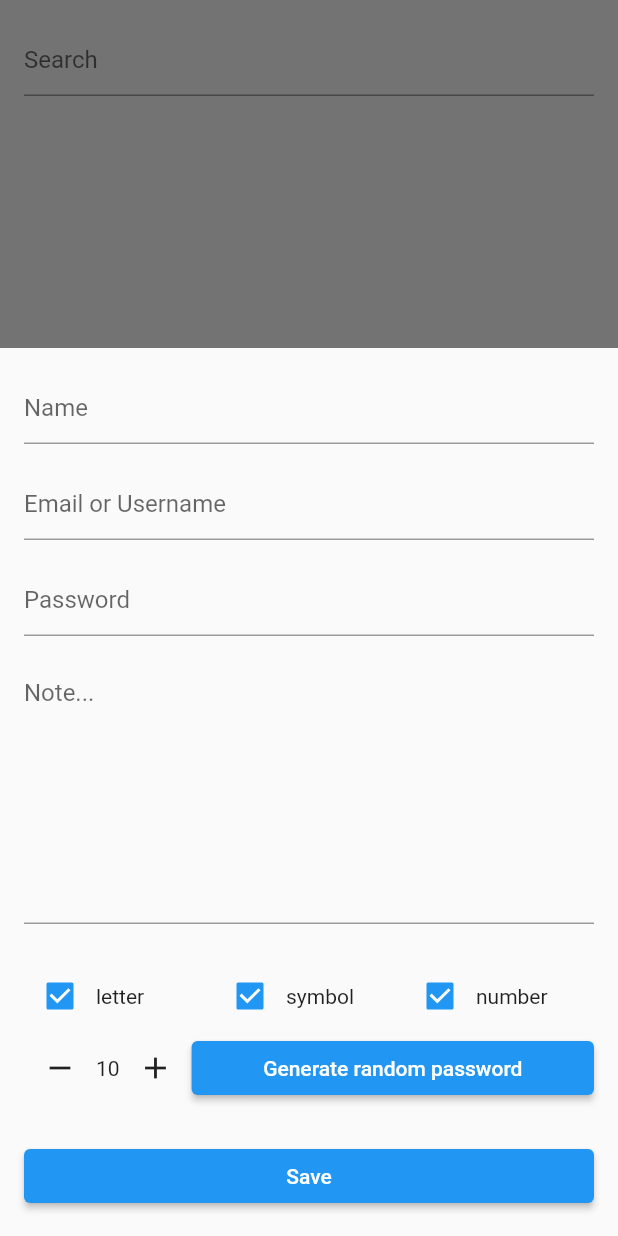
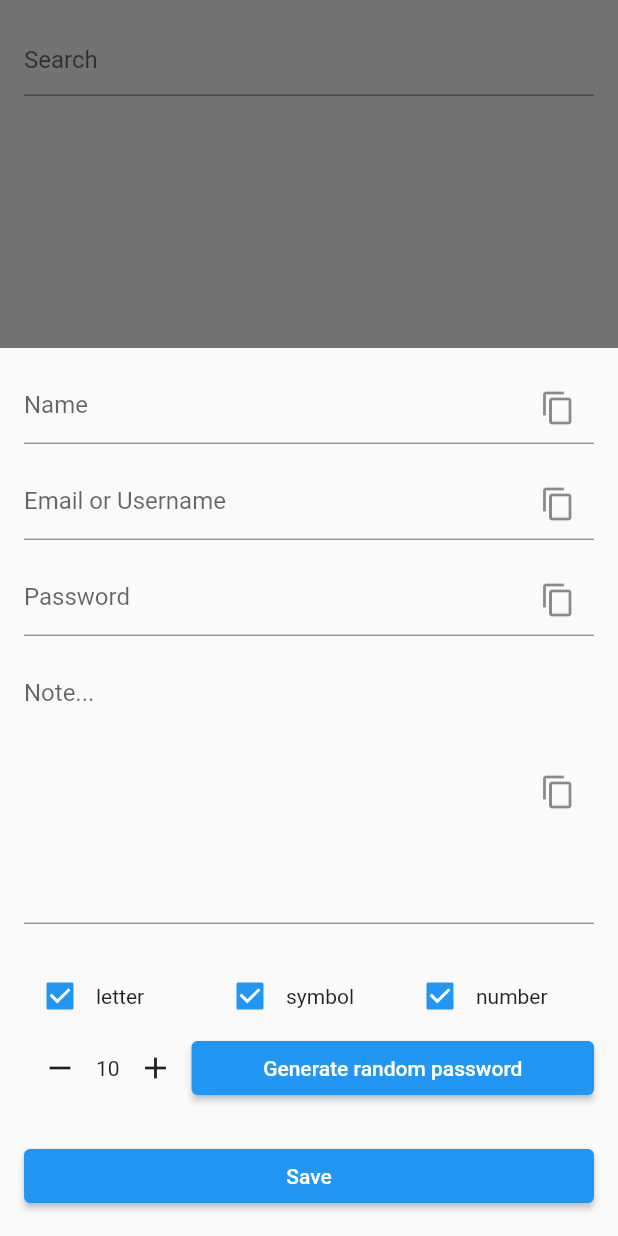
Before and after one commit to Harits19/my_password_app, a Flutter app: the HomePage screen opened directly, after a tap on the "add" icon, on a phone screen of 412 x 824 dp. Run offline on Flutter 3.47's test engine with Material 2 defaults, Android fonts, the light colour scheme and no system bars; our stand-ins replace flutter_riverpod, google_sign_in, local_auth, shared_preferences; missing offline and left inert: encrypt, googleapis; accounts and stored records are empty.

Commit message:
implement edit and copy

```diff
--- a/lib/ui/pages/home/manage_password/manage_password_notifier.dart
+++ b/lib/ui/pages/home/manage_password/manage_password_notifier.dart
@@ -16,7 +16,6 @@ final managePasswordNotifier = StateNotifierProvider.autoDispose<
       note: TextEditingController(),
       password: TextEditingController(),
       selectedPasswordModel: null,
-      editable: false,
     ),
     ref.watch(sharedPrefService),
   );
@@ -76,4 +75,10 @@ class ManagePasswordNotifier extends StateNotifier<ManagePasswordState> {
       state = state.copyWith(result: AsyncData('Success update data'));
     });
   }
+
+  void setEditable(bool? editable) {
+    state = state.copyWith(
+      editable: editable,
+    );
+  }
 }
--- a/lib/ui/pages/home/manage_password/manage_password_page.dart
+++ b/lib/ui/pages/home/manage_password/manage_password_page.dart
@@ -1,3 +1,4 @@
+import 'package:clipboard/clipboard.dart';
 import 'package:flutter/material.dart';
 import 'package:flutter_riverpod/flutter_riverpod.dart';
 import 'package:my_password_app/models/password_model.dart';
@@ -13,24 +14,24 @@ class ManagePasswordPage extends ConsumerStatefulWidget {
   ManagePasswordPage({
     Key? key,
     this.value,
+    this.isReadOnly = false,
   }) : super(key: key) {}
 
   final PasswordModel? value;
+  final bool isReadOnly;
 
   @override
   ConsumerState<ManagePasswordPage> createState() => _ManagePasswordPageState();
 
   static Future<void> show({
     required BuildContext context,
-    PasswordModel? value,
+    required ManagePasswordPage managePasswordPage,
   }) {
     return showModalBottomSheet<void>(
       context: context,
       isScrollControlled: true,
       builder: (BuildContext context) {
-        return ManagePasswordPage(
-          value: value,
-        );
+        return managePasswordPage;
       },
     );
   }
@@ -44,6 +45,7 @@ class _ManagePasswordPageState extends ConsumerState<ManagePasswordPage> {
   };
 
   int passwordLength = 10;
+  late final isReadOnly = widget.isReadOnly;
 
   @override
   void initState() {
@@ -80,15 +82,19 @@ class _ManagePasswordPageState extends ConsumerState<ManagePasswordPage> {
     final disableGeneratePassword = passwordConfig.entries.every(
       (element) => element.value == false,
     );
+    final mpWatch = ref.watch(managePasswordNotifier);
 
-    final disableSavePassword = [].any(
-      (element) => element.text.isNullEmpty,
+    Widget copy(String val) {
+      return IconButton(
+        icon: Icon(Icons.copy),
+        onPressed: () {
+          if (val.isEmpty) return;
+          FlutterClipboard.copy(val);
+          // WidgetUtil.showSuccess('Success copy');
+        },
       );
-    final onChanged = (String val) {
-      setState(() {});
-    };
+    }
 
-    final mpWatch = ref.watch(managePasswordNotifier);
     return Form(
       key: _formKey,
       child: ListView(
@@ -96,35 +102,44 @@ class _ManagePasswordPageState extends ConsumerState<ManagePasswordPage> {
         padding: MediaQuery.of(context).viewInsets + EdgeInsets.all(KSize.s16),
         children: <Widget>[
           TextFieldWidget(
+            readOnly: isReadOnly,
             mandatory: true,
             controller: mpWatch.name,
             decoration: InputDecoration(
               hintText: "Name",
-            ),
-            onChanged: onChanged,
-          ),
-          SpaceWidget.verti16,
-          TextFieldWidget(
-            controller: mpWatch.email,
-            decoration: InputDecoration(
-              hintText: "Email or Username",
+              suffixIcon: copy(mpWatch.name.text),
             ),
           ),
           SpaceWidget.verti16,
           TextFieldWidget(
-            mandatory: true,
-            controller: mpWatch.password,
-            onChanged: onChanged,
+            readOnly: isReadOnly,
+            controller: mpWatch.email,
             decoration: InputDecoration(
-              hintText: "Password",
+              hintText: "Email or Username",
+              suffixIcon: copy(mpWatch.email.text),
             ),
           ),
           SpaceWidget.verti16,
           TextFieldWidget(
+            readOnly: isReadOnly,
+            mandatory: true,
+            controller: mpWatch.password,
+            decoration: InputDecoration(
+              hintText: "Password",
+              suffixIcon: copy(mpWatch.password.text),
+            ),
+          ),
+          SpaceWidget.verti16,
+          TextFieldWidget(
+            readOnly: isReadOnly,
             maxLines: 8,
             controller: mpWatch.note,
-            decoration: InputDecoration(hintText: 'Note...'),
+            decoration: InputDecoration(
+              hintText: 'Note...',
+              suffixIcon: copy(mpWatch.note.text),
             ),
+          ),
+          if (!isReadOnly) ...[
             SpaceWidget.verti24,
             Row(
               children: [
@@ -190,22 +205,31 @@ class _ManagePasswordPageState extends ConsumerState<ManagePasswordPage> {
             SpaceWidget.verti24,
             ElevatedButton(
               child: Text("Save"),
-            onPressed: disableSavePassword
-                ? null
-                : () {
+              onPressed: () {
                 if (_formKey.currentState!.validate()) {
                   if (mpWatch.selectedPasswordModel == null) {
                     ref.read(managePasswordNotifier.notifier).addPassword();
                   } else {
-                        ref
-                            .read(managePasswordNotifier.notifier)
-                            .updatePassword();
+                    ref.read(managePasswordNotifier.notifier).updatePassword();
                   }
                 }
               },
             ),
-          if (widget.value != null)
-            TextButton(
+          ],
+          if (widget.value != null && isReadOnly)
+            Row(
+              children: [
+                Expanded(
+                  child: TextButton(
+                    style: TextButton.styleFrom(
+                      foregroundColor: Colors.red,
+                    ),
+                    child: Text(
+                      'Delete',
+                      style: TextStyle(
+                        color: Colors.red,
+                      ),
+                    ),
                     onPressed: () {
                       showDialog(
                         context: context,
@@ -231,12 +255,28 @@ class _ManagePasswordPageState extends ConsumerState<ManagePasswordPage> {
                         ),
                       );
                     },
+                  ),
+                ),
+                Expanded(
+                  child: TextButton(
+                    style: TextButton.styleFrom(),
                     child: Text(
-                  'Delete',
-                  style: TextStyle(
-                    color: Colors.red,
+                      'Edit',
                     ),
-                ))
+                    onPressed: () {
+                      Navigator.pop(context);
+                      ManagePasswordPage.show(
+                        context: context,
+                        managePasswordPage: ManagePasswordPage(
+                          value: widget.value,
+                          isReadOnly: false,
+                        ),
+                      );
+                    },
+                  ),
+                ),
+              ],
+            ),
         ],
       ),
     );
--- a/lib/ui/pages/home/manage_password/manage_password_state.dart
+++ b/lib/ui/pages/home/manage_password/manage_password_state.dart
@@ -7,7 +7,6 @@ class ManagePasswordState {
   final AsyncValue<List<PasswordModel>> passwords;
   final TextEditingController name, password, email, note;
   final PasswordModel? selectedPasswordModel;
-  final bool editable;
 
   ManagePasswordState({
     required this.result,
@@ -17,7 +16,6 @@ class ManagePasswordState {
     required this.note,
     required this.password,
     required this.selectedPasswordModel,
-    required this.editable,
   });
 
   ManagePasswordState copyWith({
@@ -34,7 +32,6 @@ class ManagePasswordState {
         password: password,
         selectedPasswordModel:
             selectedPasswordModel ?? this.selectedPasswordModel,
-        editable: editable ?? this.editable,
       );
 
   PasswordModel get passwordModel => PasswordModel(
--- a/lib/ui/pages/home/views/floating_button_view.dart
+++ b/lib/ui/pages/home/views/floating_button_view.dart
@@ -24,6 +24,7 @@ class _FloatingButtonViewState extends ConsumerState<FloatingButtonView> {
           onPressed: () async {
             await ManagePasswordPage.show(
               context: context,
+              managePasswordPage: ManagePasswordPage(),
             );
           },
           child: Icon(Icons.add),
--- a/lib/ui/pages/home/views/password_view.dart
+++ b/lib/ui/pages/home/views/password_view.dart
@@ -34,7 +34,10 @@ class _PasswordViewState extends ConsumerState<PasswordView> {
             onTap: () {
               ManagePasswordPage.show(
                 context: context,
-                value: widget.passwordModel,
+                managePasswordPage: ManagePasswordPage(
+                  value: passwordModel,
+                  isReadOnly: true,
+                ),
               );
             },
             title: Text(
```
Also changed, not shown: lib/ui/widgets/pop_up_menu_widget.dart (deleted, +0 -44 lines). Lines whose indentation alone changed are shown as unchanged.
